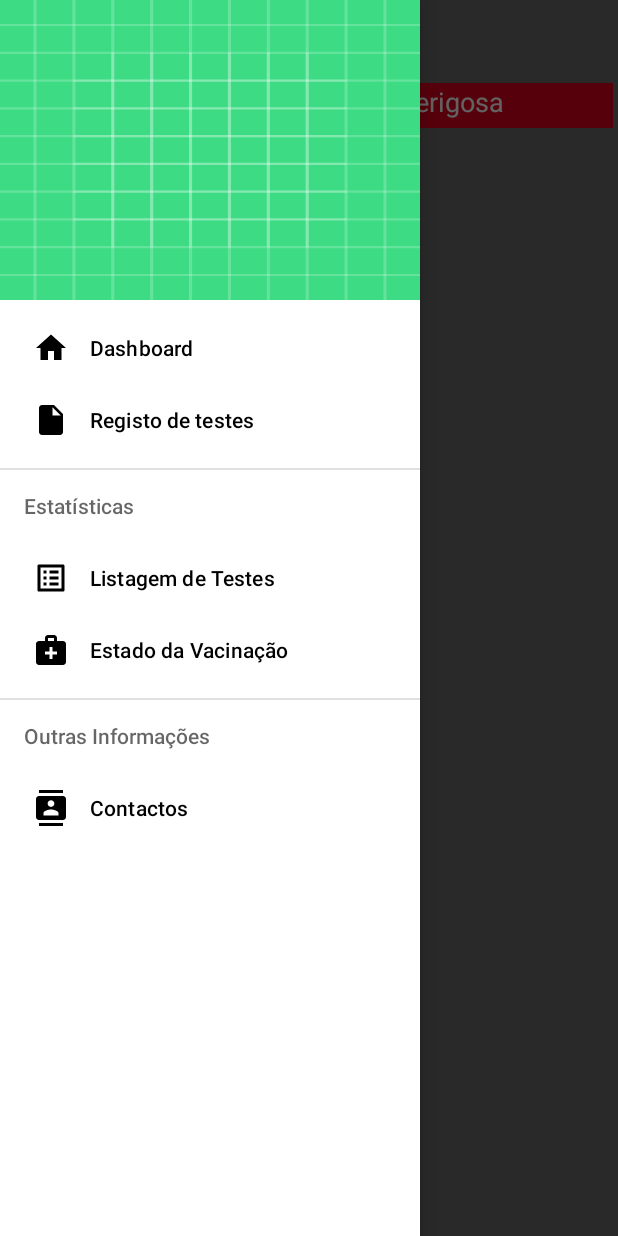
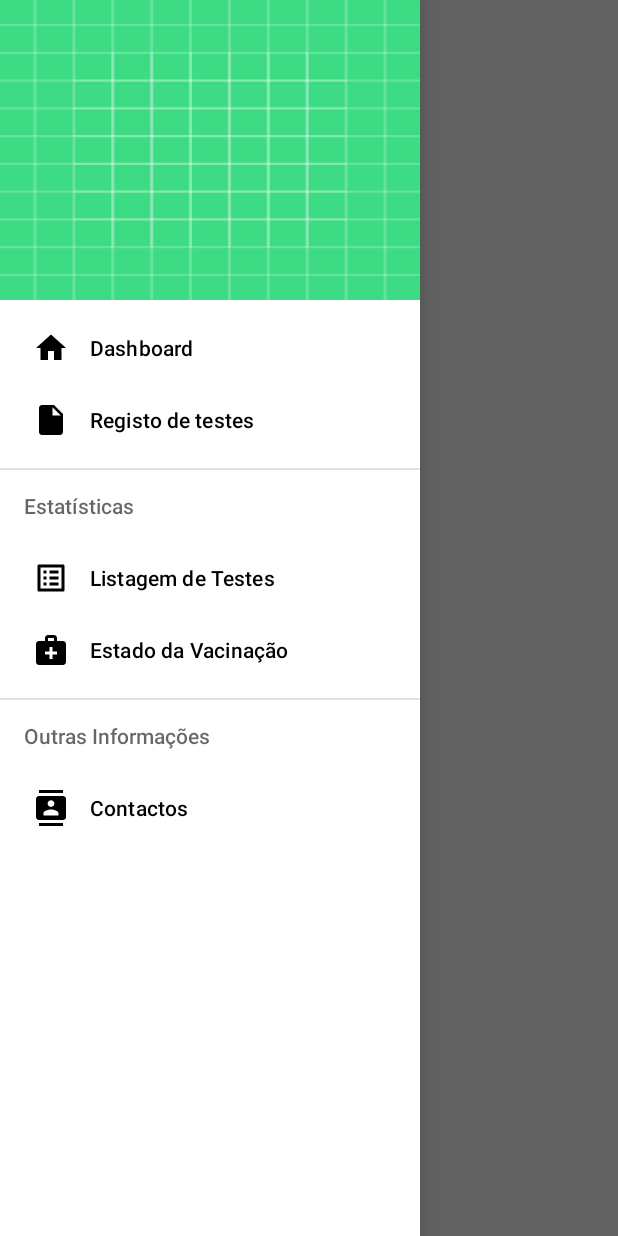
Before and after one commit to nunopenim/ProjetoCM, an Android app: the ListaTestesActivity screen opened directly, with no data from a screen before it, with the side drawer open, on a phone screen of 412 x 824 dp. Run offline under Robolectric (Android 15) with nearby library versions, the phone set to English and light mode, and no system bars.

Commit message:
general: added recycler view

```diff
--- a/app/src/main/res/layout/activity_lista_testes.xml
+++ b/app/src/main/res/layout/activity_lista_testes.xml
@@ -60,4 +60,15 @@
         android:layout_marginTop="55dp"
         android:background="#D9001B"/>
     </TableLayout>
+
+    <androidx.recyclerview.widget.RecyclerView
+        android:id="@+id/recycler_testes"
+        android:textAlignment="textStart"
+        android:background="#F5F5F5"
+        android:layout_width="match_parent"
+        android:layout_height="match_parent"
+        app:layoutManager="androidx.recyclerview.widget.LinearLayoutManager"
+        />
+
+
 </androidx.drawerlayout.widget.DrawerLayout>
```
